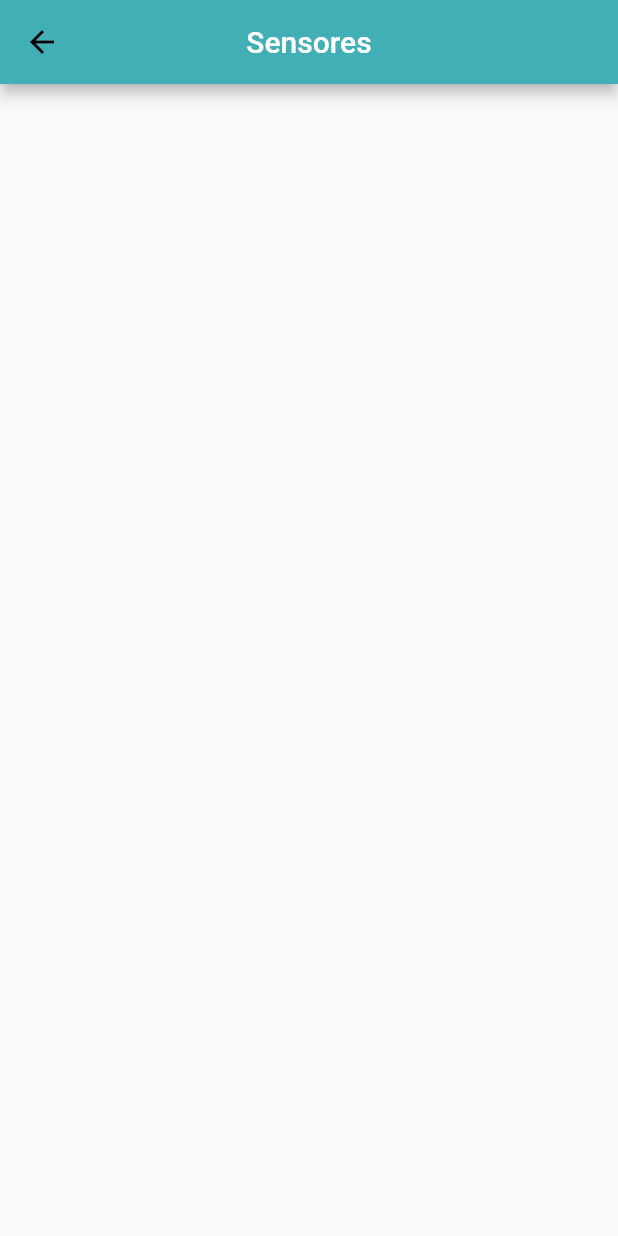
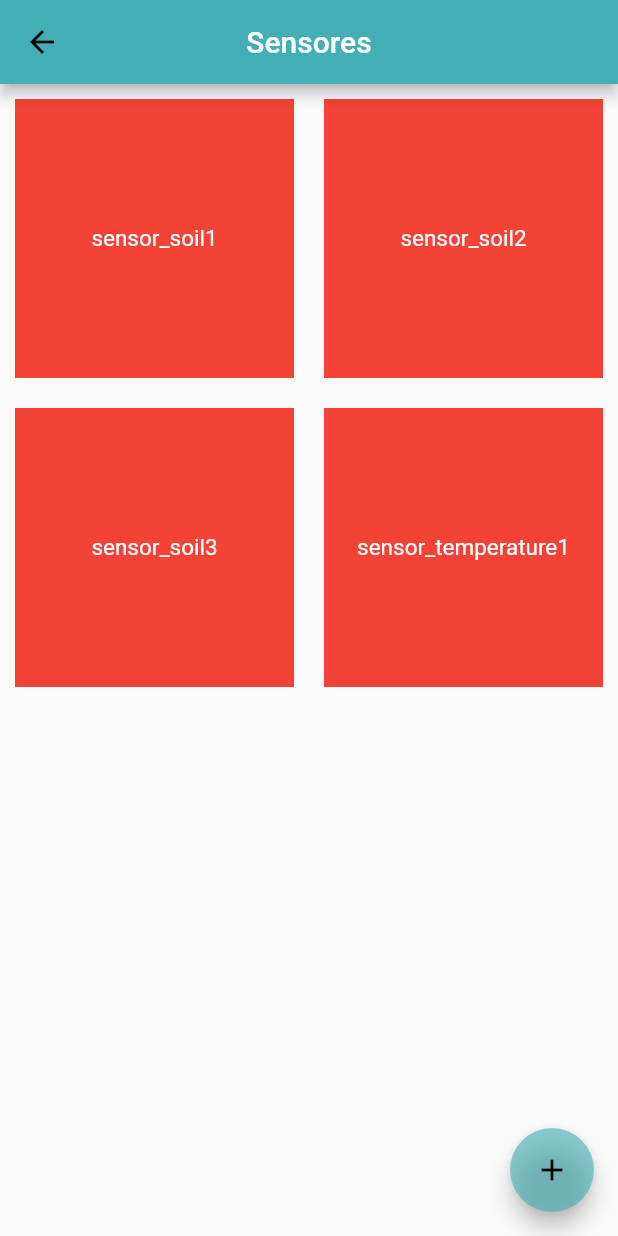
Before and after one commit to wthadeo/germinaApp, a Flutter app: the SensorsPage screen opened by its route, on a phone screen of 412 x 824 dp. Run offline on Flutter 3.47's test engine with Material 2 defaults, Android fonts, the phone set to English and light mode, and no system bars.

Commit message:
List Sensors

```diff
--- a/germina_app/lib/main.dart
+++ b/germina_app/lib/main.dart
@@ -10,19 +10,19 @@
 
 
 Map<int, Color> color = {
-  50: Color.fromRGBO(66, 174, 181, .1),
-  100: Color.fromRGBO(66, 174, 181, .2),
-  200: Color.fromRGBO(66, 174, 181, .3),
-  300: Color.fromRGBO(66, 174, 181, .4),
-  400: Color.fromRGBO(66, 174, 181, .5),
-  500: Color.fromRGBO(66, 174, 181, .6),
-  600: Color.fromRGBO(66, 174, 181, .7),
-  700: Color.fromRGBO(66, 174, 181, .8),
-  800: Color.fromRGBO(66, 174, 181, .9),
-  900: Color.fromRGBO(66, 174, 181, 1),
+  50: const Color.fromRGBO(66, 174, 181, .1),
+  100: const Color.fromRGBO(66, 174, 181, .2),
+  200: const Color.fromRGBO(66, 174, 181, .3),
+  300: const Color.fromRGBO(66, 174, 181, .4),
+  400: const Color.fromRGBO(66, 174, 181, .5),
+  500: const Color.fromRGBO(66, 174, 181, .6),
+  600: const Color.fromRGBO(66, 174, 181, .7),
+  700: const Color.fromRGBO(66, 174, 181, .8),
+  800: const Color.fromRGBO(66, 174, 181, .9),
+  900: const Color.fromRGBO(66, 174, 181, 1),
 };
 
-void main() => runApp(MyApp());
+void main() => runApp(const MyApp());
 
 
 class MyApp extends StatelessWidget {
@@ -42,15 +42,15 @@
         '/': (context) => const IntroPage(),
         '/homePage': (context) => const HomePage(),
         //ROTAS DAS PAGINAS DE SENSORES
-        '/sensors': (context) => SensorsPage(),
+        '/sensors': (context) => const SensorsPage(),
         //ROTAS DAS PAGINAS DE IRRIGAÇÕES
-        '/irrigations': (context) => IrrigationsPage(),
+        '/irrigations': (context) => const IrrigationsPage(),
         //ROTAS DAS PAGINAS DE CULTIVOS
-        '/crops': (context) => CropsPage(),
+        '/crops': (context) =>  const CropsPage(),
         //ROTAS DAS PAGINAS DE NUTRIENTES
-        '/nutrients': (context) => NutrientsPage(),
+        '/nutrients': (context) => const NutrientsPage(),
         //ROTAS DAS PAGINAS DE RELATÓRIOS
-        '/reports': (context) => ReportsPage(),
+        '/reports': (context) => const ReportsPage(),
       },
     );
   }
--- /dev/null
+++ b/germina_app/lib/models/sensor.dart
@@ -0,0 +1,9 @@
+class Sensor {
+  String name;
+  String protocol;
+  String uri;
+
+  Sensor(this.name, this.protocol, this.uri);
+
+
+}
--- /dev/null
+++ b/germina_app/lib/models/soil_sensor.dart
@@ -0,0 +1,9 @@
+import 'package:germina_app/models/sensor.dart';
+
+class SoilSensor extends Sensor {
+
+  final int dataSoil;
+
+  SoilSensor(this.dataSoil, {required String name,required String protocol, required String uri}) : super(name, protocol, uri);
+
+}
--- /dev/null
+++ b/germina_app/lib/models/temp_sensor.dart
@@ -0,0 +1,10 @@
+import 'package:germina_app/models/sensor.dart';
+
+class TempSensor extends Sensor {
+
+  final int temperature;
+  final int umidity;
+
+  TempSensor(this.temperature, this.umidity, {required String name,required String protocol, required String uri}) : super(name, protocol, uri);
+
+}
--- a/germina_app/lib/screens/sensors/sensors.dart
+++ b/germina_app/lib/screens/sensors/sensors.dart
@@ -1,6 +1,12 @@
 import 'package:flutter/material.dart';
+import 'package:germina_app/models/sensor.dart';
+import 'package:germina_app/models/soil_sensor.dart';
+import 'package:germina_app/models/temp_sensor.dart';
+import 'package:germina_app/screens/sensors/sensor_add.dart';
 
 class SensorsPage extends StatefulWidget {
+  const SensorsPage({Key? key}) : super(key: key);
+
   @override
   State<StatefulWidget> createState() => _SensorsPageState();
 }
@@ -17,16 +23,53 @@ class _SensorsPageState extends State<SensorsPage> {
         ),
         backgroundColor: const Color.fromRGBO(66, 174, 181, 95),
       ),
-    body: Container(
-      child: Column(
-        children: [
-
-        ],
-      ),
+      body: GridView.builder(
+          itemCount: sensors.length,
+          gridDelegate: const SliverGridDelegateWithFixedCrossAxisCount(
+              crossAxisCount: 2),
+          itemBuilder: (context, index) => SensorView(index)),
+      floatingActionButton: FloatingActionButton(
+        onPressed: (){
+          Navigator.of(context).push(
+                    MaterialPageRoute(builder: (context) => const SensorAdd()));
+        },
+        child: const Icon(Icons.add),
       ),
     );
   }
 }
 
+Widget SensorView(int index) {
+  String name = sensors[index].name;
+
+  return Container(
+    height: 50.0,
+    width: 50.0,
+    color: Colors.red,
+    margin: const EdgeInsets.all(10.0),
+    child: Center(
+      child: Text(
+        name,
+        style: const TextStyle(
+          color: Colors.white,
+          fontSize: 15.0,
+        ),
+      ),
+    ),
+  );
+}
+
+List<Sensor> sensors = [
+  SoilSensor(25,
+      name: 'sensor_soil1', protocol: 'unknown protocol', uri: 'unknown uri'),
+  SoilSensor(20,
+      name: 'sensor_soil2', protocol: 'unknown protocol', uri: 'unknown uri'),
+  SoilSensor(40,
+      name: 'sensor_soil3', protocol: 'unknown protocol', uri: 'unknown uri'),
+  TempSensor(36, 38,
+      name: 'sensor_temperature1',
+      protocol: 'unknown protocol',
+      uri: 'unknown uri')
+];
 // 3 SENSORES DE UMIDADE DO SOLO ()
 // 1 SENSOR DE TEMPERATURA AMBIENTE/UMIDADE DO AR (DTH11)
```
Also changed, not shown: germina_app/lib/entities/sensor.dart (deleted, +0 -14 lines), germina_app/lib/screens/intro_page.dart (+6 -5 lines), germina_app/lib/screens/sensors/sensor_add.dart (added, +12 -0 lines), germina_app/lib/screens/home_page.dart (line endings or trailing spaces). Lines whose indentation alone changed are shown as unchanged.
